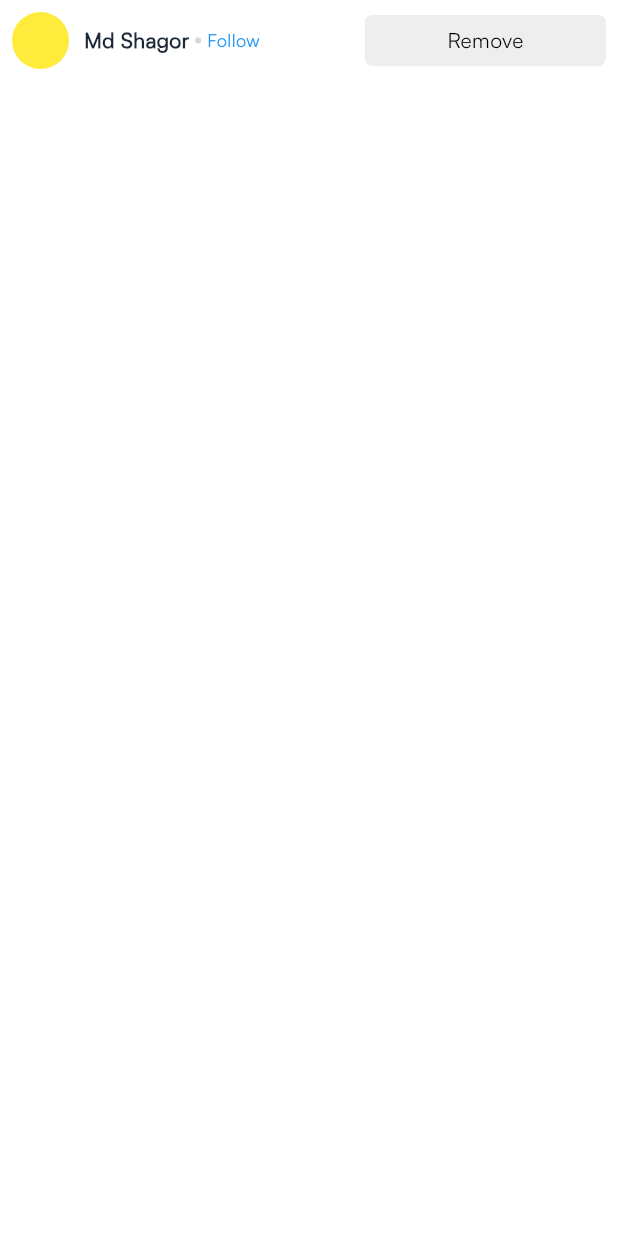
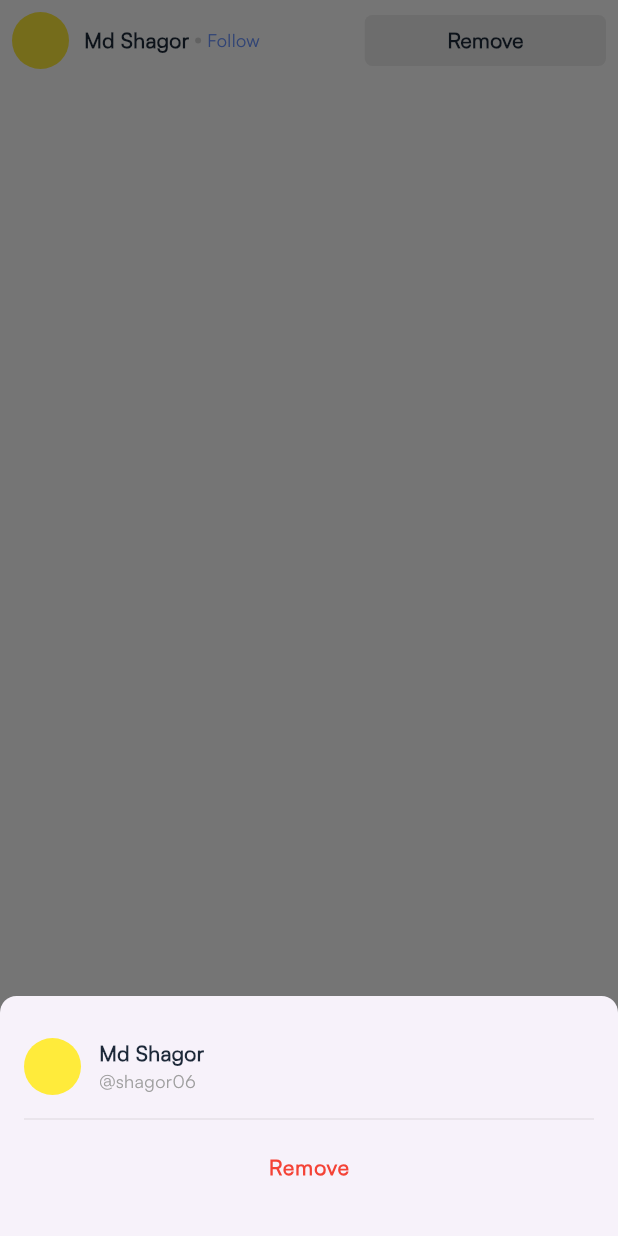
Before and after one commit to mohammadrezaulalam/share-flare, a Flutter app: the FollowerListTap widget shown alone on an empty page, opened directly, after a tap on "Remove", on a phone screen of 412 x 824 dp. Run offline on Flutter 3.47's test engine with Material 3 defaults, Android fonts, the phone set to English and light mode, and no system bars; our stand-ins replace firebase_core, get, iconsax; accounts and stored records are empty.

Commit message:
follower_list_tap screen has been updated!

```diff
--- a/lib/presentation/ui/widgets/follower_list/follower_list_tap.dart
+++ b/lib/presentation/ui/widgets/follower_list/follower_list_tap.dart
@@ -20,7 +20,7 @@ class _FollowerListTapState extends State<FollowerListTap> {
   Widget build(BuildContext context) {
     final dark = SFAppTheme.isDarkMode(context);
     return Padding(
-      padding: const EdgeInsets.only(top:8, bottom: 8, left: 8.0, right: 8.0),
+      padding: const EdgeInsets.only(top:8, bottom: 16, left: 8.0, right: 8.0),
       child: Column(
         crossAxisAlignment: CrossAxisAlignment.start,
         children: [
@@ -49,7 +49,7 @@ class _FollowerListTapState extends State<FollowerListTap> {
                   const Text(
                     "Follow",
                     style: TextStyle(
-                      color: Colors.blue,
+                      color: Color(0XFF6993FF),
                       fontWeight: FontWeight.w500,
                       fontSize: 12,
                     ),
@@ -76,8 +76,14 @@ class _FollowerListTapState extends State<FollowerListTap> {
                           borderRadius: BorderRadius.circular(5),
                           border: Border.all(color:  Colors.transparent,)
                       ),
-                      child: const Center(
-                        child: Text('Remove' , style: TextStyle(color: Colors.black,fontWeight: FontWeight.w500),),
+                      child:  Center(
+
+                          child: GestureDetector (  onTap: (){
+                            _followRemoveShowBottomSheet(context);
+                            setState(() {});
+                          },
+                          child: const Text('Remove' , style: TextStyle(color: Color(0XFF1D2939),fontWeight: FontWeight.w600),)),
+
                       ),
                     )
 
@@ -92,6 +98,78 @@ class _FollowerListTapState extends State<FollowerListTap> {
       ),
     );
   }
+
+  _followRemoveShowBottomSheet(BuildContext context) {
+    final dark = SFAppTheme.isDarkMode(context);
+    showModalBottomSheet(
+        shape: const RoundedRectangleBorder(
+          borderRadius: BorderRadius.only(topLeft: Radius.circular(11), topRight: Radius.circular(11)),
+        ),
+        context: context,
+        builder: (context) {
+
+          return SizedBox(
+
+           height: 160,
+           child: Column(
+             mainAxisAlignment: MainAxisAlignment.start,
+             children: [
+               const SizedBox(height: 20.0, ),
+              Padding(
+                 padding: const EdgeInsets.only(left: 16.0, right: 16.0 , bottom: 8.0, top: 8.0),
+                 child: Row(
+                   mainAxisAlignment: MainAxisAlignment.start,
+                   crossAxisAlignment: CrossAxisAlignment.start,
+                   children: [
+                     const CircleAvatar(
+                       radius: 19,
+                       backgroundColor: Color(0xFFFFEB3B),
+                     ),
+
+                     const SizedBox(
+                       width: 12,
+                     ),
+                     Column(
+
+                       crossAxisAlignment: CrossAxisAlignment.start,
+                       children: [
+                         Text("Md Shagor",
+                           style: TextStyle(fontSize: 14,   color: dark ? Colors.white : const Color(0xFF1D2939), fontWeight: FontWeight.w600),),
+                         const SizedBox(
+                           height: 0,
+                         ),
+                         const Text(
+                           "@shagor06",
+                           style: TextStyle(
+                             color: Colors.grey,
+                             fontWeight: FontWeight.w500,
+                             fontSize: 12,
+                           ),
+                         ),
+
+
+                       ],
+                     ),
+
+
+
+                   ],
+
+                 ),
+
+               ),
+               Padding(
+                 padding: const EdgeInsets.only(left: 16, right: 16),
+                 child: Divider(color: Colors.grey.withOpacity(0.2),),
+               ),
+
+               TextButton(onPressed: (){}, child: const Text('Remove', style: TextStyle(fontWeight: FontWeight.w600, color: Colors.red),)),
+
+             ],
+           ),
+                      );
+        });
+  }
 }
 
 class UserData {
```
